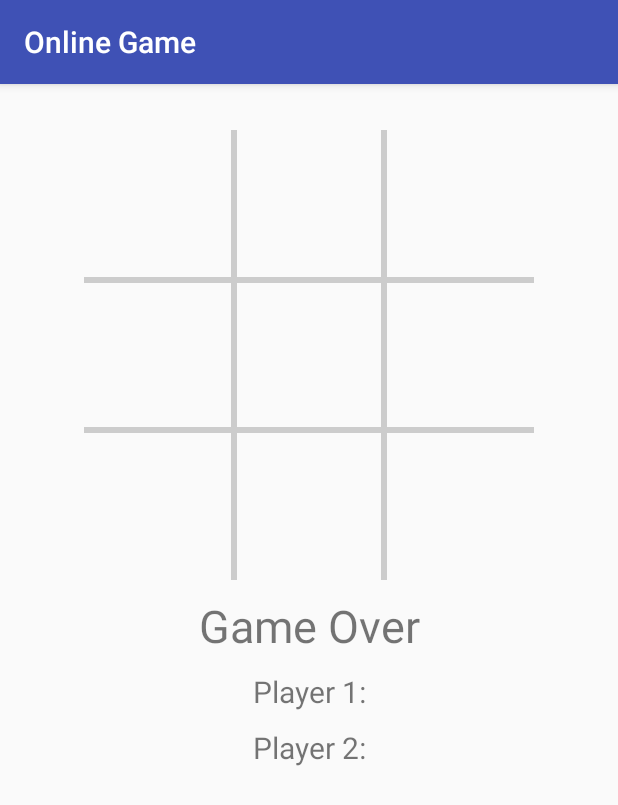
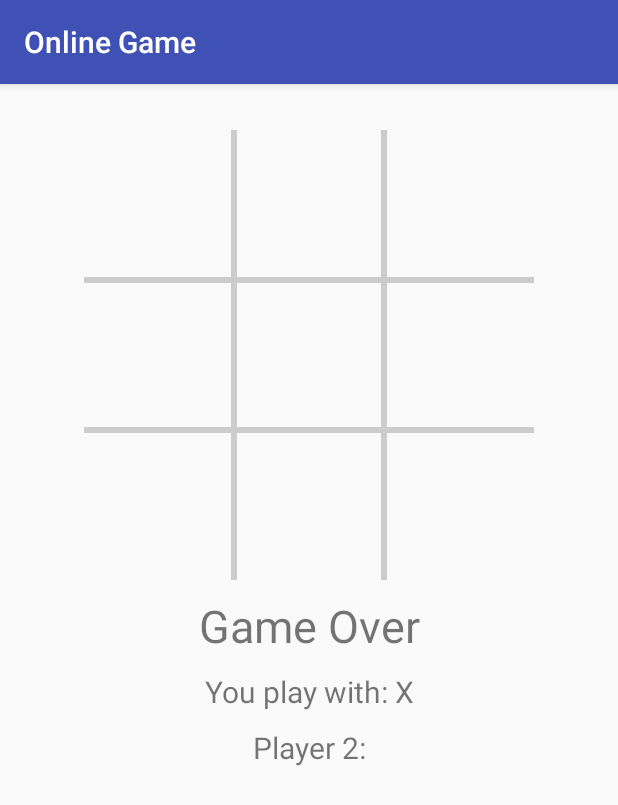
Before and after one commit to jagarzone6/Tic-Tac-Toe, an Android app: the OnlineTicTacToeGame screen opened directly, with no data from a screen before it, on a phone screen of 412 x 824 dp. Shown: the top 805 px of the screen. Run offline under Robolectric (Android 15) with nearby library versions, the phone set to English and light mode, and no system bars; our stand-ins replace Firebase (no records; nobody signed in at launch, a user with empty details on screens opened directly); 20 statements that could not run were skipped.

Commit message:
Fix symbol and turns for players

```diff
--- a/app/src/main/java/edu/harding/tictactoe/OnlineBoardView.java
+++ b/app/src/main/java/edu/harding/tictactoe/OnlineBoardView.java
@@ -38,8 +38,8 @@ public class OnlineBoardView extends View {
     }
 
     public void initialize() {
-        mHumanBitmap = BitmapFactory.decodeResource(getResources(), R.drawable.circle);
-        mComputerBitmap = BitmapFactory.decodeResource(getResources(), R.drawable.x);
+        mHumanBitmap = BitmapFactory.decodeResource(getResources(), R.drawable.x);
+        mComputerBitmap = BitmapFactory.decodeResource(getResources(), R.drawable.circle);
         mPaint = new Paint(Paint.ANTI_ALIAS_FLAG);
         boardColor = Color.LTGRAY;
     }
--- a/app/src/main/java/edu/harding/tictactoe/OnlineTicTacToeGame.java
+++ b/app/src/main/java/edu/harding/tictactoe/OnlineTicTacToeGame.java
@@ -27,7 +27,6 @@ public class OnlineTicTacToeGame extends AppCompatActivity {
     private OnlineTicTacToeLogic mGame;
     int pos;
     private SharedPreferences mPrefs;
-    private TextView mInfoTextView;
     private DatabaseReference gameRef;
     private FirebaseDatabase database;
     private FirebaseAuth mAuth;
@@ -40,6 +39,10 @@ public class OnlineTicTacToeGame extends AppCompatActivity {
     int winner;
     private String mySymb;
     private String player2Symb;
+
+    private TextView mInfoTextView;
+    private TextView mPlayerTextView;
+    private TextView mPlayerTwoTextView;
 
     @Override
     protected void onResume() {
@@ -61,6 +64,8 @@ public class OnlineTicTacToeGame extends AppCompatActivity {
         mBoardView.setOnTouchListener(mTouchListener);
         mBoardView.setColor(mPrefs.getInt("board_color", Color.LTGRAY));
         mInfoTextView = findViewById(R.id.online_information);
+        mPlayerTextView = findViewById(R.id.online_player_2);
+        mPlayerTwoTextView = findViewById(R.id.online_player_1);
 
         database = FirebaseDatabase.getInstance();
         mAuth = FirebaseAuth.getInstance();
@@ -91,7 +96,8 @@ public class OnlineTicTacToeGame extends AppCompatActivity {
                 } else {
                     mInfoTextView.setText("Waiting for Player 2 ...");
                 }
-
+                mPlayerTextView.setText("You play with: "+mySymb);
+                mPlayerTwoTextView.setText("Player 2 ID: "+oGame.HUMAN_PLAYER2_ID);
                 mGame.setBoardState(mBoard);
                 mBoardView.invalidate();   // Redraw the board
                 winner = mGame.checkForWinner();
```
